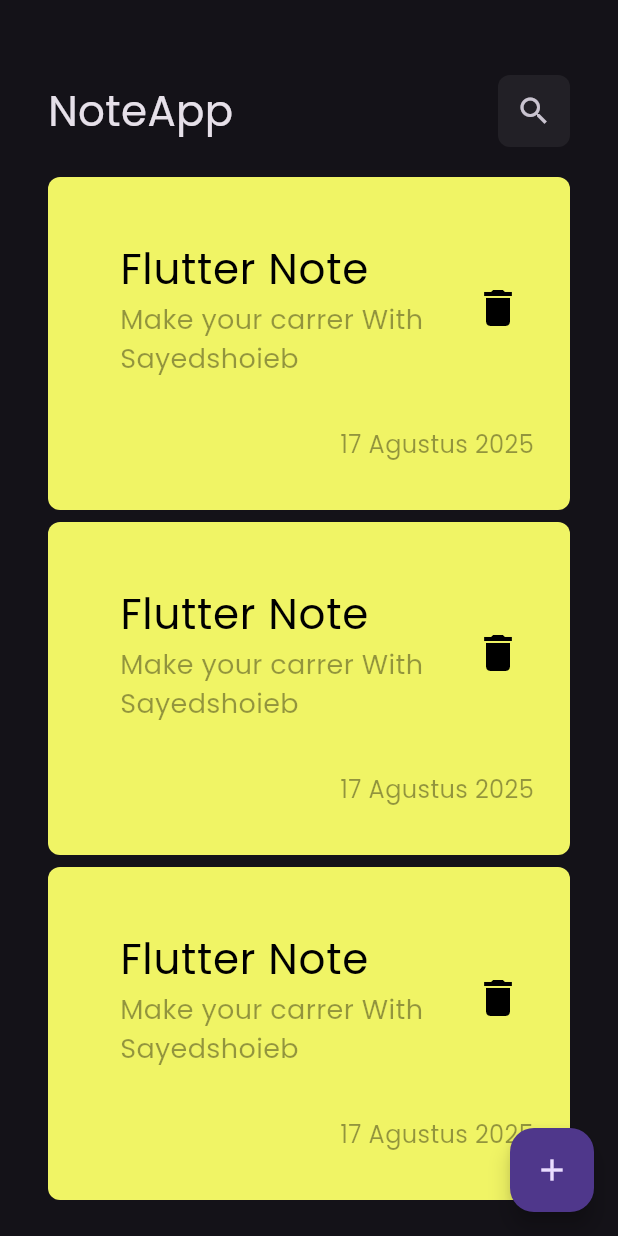
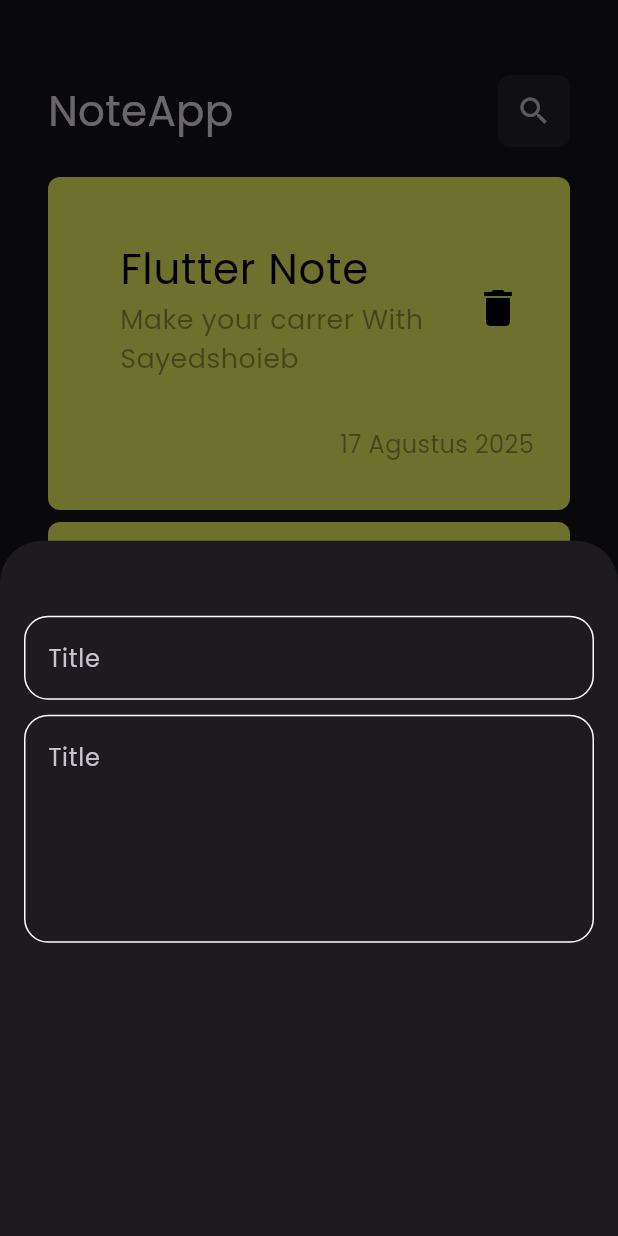
Before and after one commit to sayedsho3eb/note_app, a Flutter app: the screen it shows after launch, after a tap on the "add" icon, on a phone screen of 412 x 824 dp. Run offline on Flutter 3.47's test engine with Material 3 defaults, Android fonts, the phone set to English and light mode, and no system bars.

Commit message:
create custom text field widget

```diff
--- a/lib/views/notes_view.dart
+++ b/lib/views/notes_view.dart
@@ -1,4 +1,5 @@
 import 'package:flutter/material.dart';
+import 'package:noteapp/views/widgets/add_note_button_sheet.dart';
 import 'package:noteapp/views/widgets/note_view_body.dart';
 
 class NotesView extends StatelessWidget {
@@ -8,7 +9,14 @@ class NotesView extends StatelessWidget {
   Widget build(BuildContext context) {
     return Scaffold(
       floatingActionButton: FloatingActionButton(
-        onPressed: () {},
+        onPressed: () {
+          showModalBottomSheet(
+            context: context,
+            builder: (context) {
+              return AddNoteButtonSheet();
+            },
+          );
+        },
         child: Icon(Icons.add),
       ),
       body: const NoteViewBody(),
--- /dev/null
+++ b/lib/views/widgets/add_note_button_sheet.dart
@@ -0,0 +1,21 @@
+import 'package:flutter/material.dart';
+import 'package:noteapp/views/widgets/custom_text_fiekd.dart';
+
+class AddNoteButtonSheet extends StatelessWidget {
+  const AddNoteButtonSheet({super.key});
+
+  @override
+  Widget build(BuildContext context) {
+    return Padding(
+      padding: const EdgeInsets.symmetric(horizontal: 16),
+      child: Column(
+        children: [
+          SizedBox(height: 50),
+          CustomTextFiekd(title: 'Title'),
+          SizedBox(height: 10),
+          CustomTextFiekd(title: 'Description', maxLine: 5),
+        ],
+      ),
+    );
+  }
+}
--- /dev/null
+++ b/lib/views/widgets/custom_text_fiekd.dart
@@ -0,0 +1,27 @@
+import 'package:flutter/material.dart';
+
+class CustomTextFiekd extends StatelessWidget {
+  const CustomTextFiekd({super.key, required this.title, this.maxLine = 1});
+  final String title;
+  final int maxLine;
+  @override
+  Widget build(BuildContext context) {
+    return TextField(
+      maxLines: maxLine,
+      decoration: InputDecoration(
+        hintText: 'Title',
+
+        border: borderSide(),
+        enabledBorder: borderSide(),
+        focusedBorder: borderSide(),
+      ),
+    );
+  }
+
+  OutlineInputBorder borderSide() {
+    return OutlineInputBorder(
+      borderSide: BorderSide(color: Colors.white),
+      borderRadius: BorderRadius.circular(16),
+    );
+  }
+}
```
